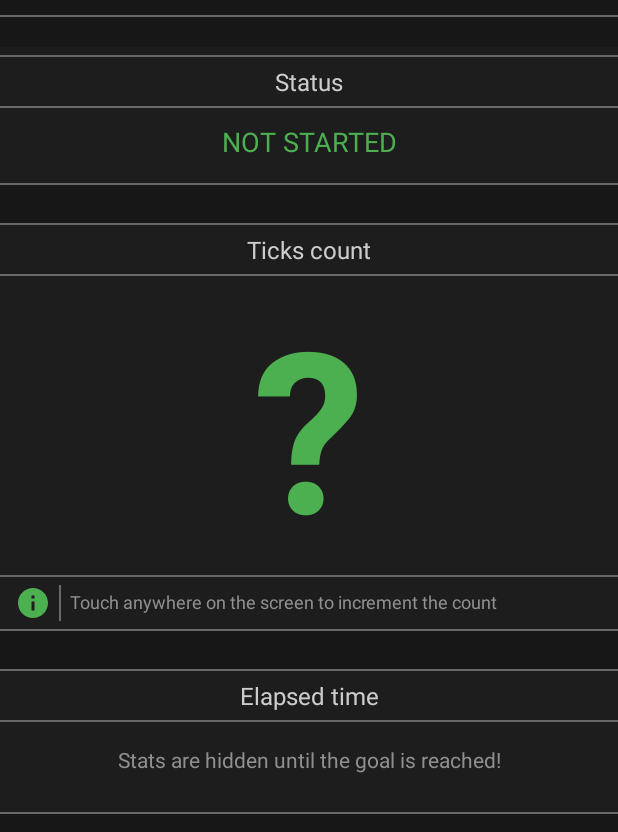
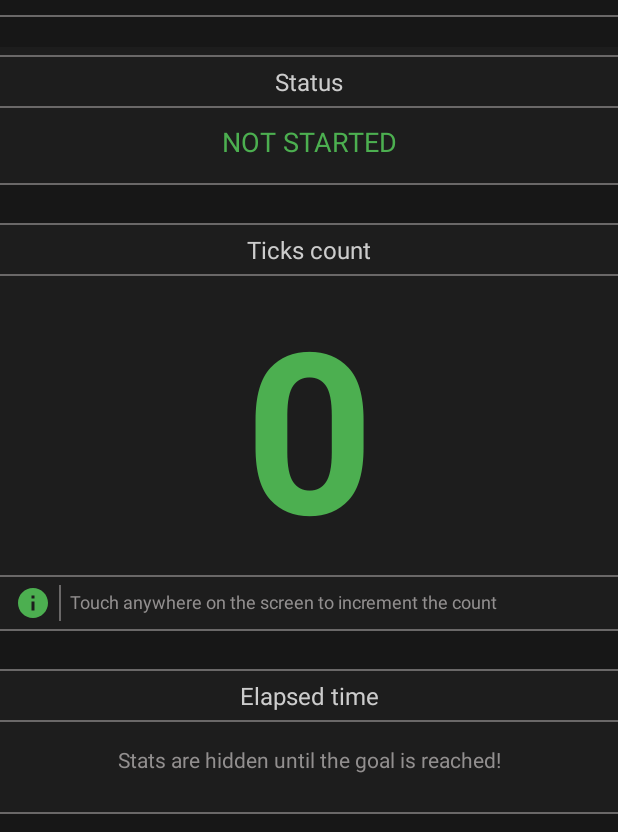
Before and after one commit to SantiWagner/TickCounter, an Android app: the screen it shows after launch (CounterActivity), after a tap on "START", on a phone screen of 412 x 824 dp, the part 55-887 px from its top. Run offline under Robolectric (Android 15) with nearby library versions, the phone set to English and light mode, and no system bars.

Commit message:
Fixed bug that was displaying the "?" char instead of "0" when the hide ticks option was set to false.

```diff
--- a/app/src/main/java/com/wagner/tickcounter/CounterActivity.java
+++ b/app/src/main/java/com/wagner/tickcounter/CounterActivity.java
@@ -40,6 +40,9 @@ public class CounterActivity extends AppCompatActivity {
         goal_ticks = bundle.getInt("goal_ticks");
         ticks_increment = bundle.getInt("ticks_increment");
         simpleChronometer = (Chronometer) findViewById(R.id.total_counter); // initiate a chronometer
+
+        if(!hide_ticks)
+            ((TextView) findViewById(R.id.tick_counter)).setText("0");
 
         if(!show_total) {
             ((LinearLayout)findViewById(R.id.stats_layout)).setVisibility(View.GONE);
--- a/app/src/main/res/layout/activity_counter.xml
+++ b/app/src/main/res/layout/activity_counter.xml
@@ -263,12 +263,12 @@
                 android:id="@+id/total_counter"
                 android:layout_width="wrap_content"
                 android:layout_height="wrap_content"
-                android:layout_marginTop="20dp"
+                android:layout_marginTop="10dp"
                 android:layout_weight="1"
                 android:text="00:00:00"
                 android:textAlignment="center"
                 android:textColor="@color/accent"
-                android:textSize="18sp" />
+                android:textSize="20sp" />
 
         </LinearLayout>
 
```
